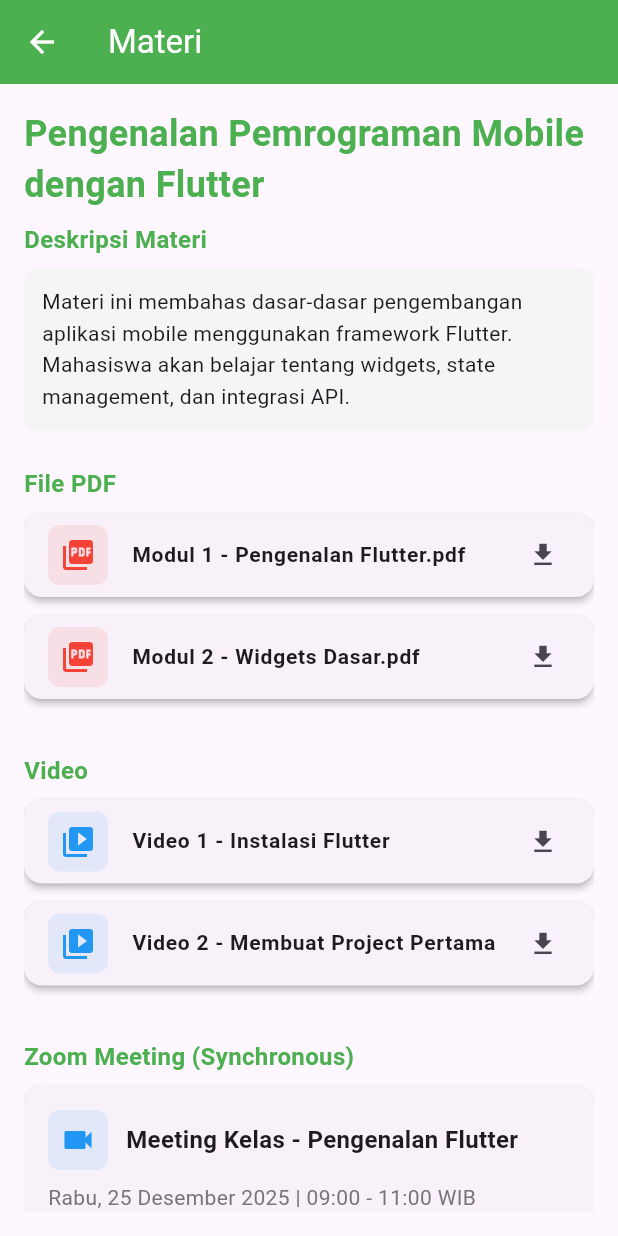
After one commit to ahmadsubhann/UAS, a Flutter app: the MateriPage screen opened directly, on a phone screen of 412 x 824 dp. The commit adds this screen. Run offline on Flutter 3.47's test engine with Material 3 defaults, Android fonts, the phone set to English and light mode, and no system bars.

Commit message:
menambahkan isi konten halaman materi

```diff
--- a/lib/pages/kelas_page.dart
+++ b/lib/pages/kelas_page.dart
@@ -1,4 +1,5 @@
 import 'package:flutter/material.dart';
+import 'package:lms_app/pages/materi_page.dart';
 
 class KelasPage extends StatelessWidget {
   const KelasPage({Key? key}) : super(key: key);
@@ -36,6 +37,14 @@ class KelasPage extends StatelessWidget {
                     '2025/2026',
                     85,
                     Colors.blue,
+                    () {
+                      Navigator.push(
+                        context,
+                        MaterialPageRoute(
+                          builder: (context) => const MateriPage(),
+                        ),
+                      );
+                    },
                   ),
                   _buildClassCard(
                     'Sistem Operasi',
@@ -45,6 +54,14 @@ class KelasPage extends StatelessWidget {
                     '2025/2026',
                     70,
                     Colors.green,
+                    () {
+                      Navigator.push(
+                        context,
+                        MaterialPageRoute(
+                          builder: (context) => const MateriPage(),
+                        ),
+                      );
+                    },
                   ),
                   _buildClassCard(
                     'Bahasa Inggris',
@@ -54,6 +71,14 @@ class KelasPage extends StatelessWidget {
                     '2025/2026',
                     90,
                     Colors.orange,
+                    () {
+                      Navigator.push(
+                        context,
+                        MaterialPageRoute(
+                          builder: (context) => const MateriPage(),
+                        ),
+                      );
+                    },
                   ),
                   _buildClassCard(
                     'Pemrograman Multimedia',
@@ -63,6 +88,14 @@ class KelasPage extends StatelessWidget {
                     '2025/2026',
                     60,
                     Colors.purple,
+                    () {
+                      Navigator.push(
+                        context,
+                        MaterialPageRoute(
+                          builder: (context) => const MateriPage(),
+                        ),
+                      );
+                    },
                   ),
                 ],
               ),
@@ -81,12 +114,15 @@ class KelasPage extends StatelessWidget {
     String academicYear,
     int progress,
     Color color,
+    VoidCallback onTap,
   ) {
     return Card(
       margin: const EdgeInsets.only(bottom: 16),
       elevation: 4,
       child: Padding(
         padding: const EdgeInsets.all(16.0),
+        child: GestureDetector(
+          onTap: onTap,
           child: Column(
             crossAxisAlignment: CrossAxisAlignment.start,
             children: [
@@ -113,7 +149,10 @@ class KelasPage extends StatelessWidget {
                     ),
                     child: Text(
                       '$progress%',
-                    style: TextStyle(fontWeight: FontWeight.bold, color: color),
+                      style: TextStyle(
+                        fontWeight: FontWeight.bold,
+                        color: color,
+                      ),
                     ),
                   ),
                 ],
@@ -160,6 +199,7 @@ class KelasPage extends StatelessWidget {
             ],
           ),
         ),
+      ),
     );
   }
 }
--- /dev/null
+++ b/lib/pages/materi_page.dart
@@ -0,0 +1,254 @@
+import 'package:flutter/material.dart';
+
+class MateriPage extends StatelessWidget {
+  const MateriPage({Key? key}) : super(key: key);
+
+  @override
+  Widget build(BuildContext context) {
+    return Scaffold(
+      appBar: AppBar(
+        title: const Text('Materi'),
+        backgroundColor: Colors.green,
+        foregroundColor: Colors.white,
+      ),
+      body: Padding(
+        padding: const EdgeInsets.all(16.0),
+        child: SingleChildScrollView(
+          child: Column(
+            crossAxisAlignment: CrossAxisAlignment.start,
+            children: [
+              // Judul materi
+              const Text(
+                'Pengenalan Pemrograman Mobile dengan Flutter',
+                style: TextStyle(
+                  fontSize: 24,
+                  fontWeight: FontWeight.bold,
+                  color: Colors.green,
+                ),
+              ),
+              const SizedBox(height: 8),
+
+              // Deskripsi materi
+              const Text(
+                'Deskripsi Materi',
+                style: TextStyle(
+                  fontSize: 16,
+                  fontWeight: FontWeight.w600,
+                  color: Colors.green,
+                ),
+              ),
+              const SizedBox(height: 8),
+              Container(
+                padding: const EdgeInsets.all(12.0),
+                decoration: BoxDecoration(
+                  color: Colors.grey[100],
+                  borderRadius: BorderRadius.circular(8),
+                ),
+                child: const Text(
+                  'Materi ini membahas dasar-dasar pengembangan aplikasi mobile menggunakan framework Flutter. Mahasiswa akan belajar tentang widgets, state management, dan integrasi API.',
+                  style: TextStyle(fontSize: 14, height: 1.5),
+                ),
+              ),
+              const SizedBox(height: 24),
+
+              // File PDF
+              const Text(
+                'File PDF',
+                style: TextStyle(
+                  fontSize: 16,
+                  fontWeight: FontWeight.w600,
+                  color: Colors.green,
+                ),
+              ),
+              const SizedBox(height: 8),
+              _buildResourceCard(
+                'Modul 1 - Pengenalan Flutter.pdf',
+                Icons.picture_as_pdf,
+                Colors.red,
+                () {
+                  // Aksi ketika PDF diklik
+                },
+              ),
+              _buildResourceCard(
+                'Modul 2 - Widgets Dasar.pdf',
+                Icons.picture_as_pdf,
+                Colors.red,
+                () {
+                  // Aksi ketika PDF diklik
+                },
+              ),
+              const SizedBox(height: 24),
+
+              // Video
+              const Text(
+                'Video',
+                style: TextStyle(
+                  fontSize: 16,
+                  fontWeight: FontWeight.w600,
+                  color: Colors.green,
+                ),
+              ),
+              const SizedBox(height: 8),
+              _buildResourceCard(
+                'Video 1 - Instalasi Flutter',
+                Icons.video_library,
+                Colors.blue,
+                () {
+                  // Aksi ketika video diklik
+                },
+              ),
+              _buildResourceCard(
+                'Video 2 - Membuat Project Pertama',
+                Icons.video_library,
+                Colors.blue,
+                () {
+                  // Aksi ketika video diklik
+                },
+              ),
+              const SizedBox(height: 24),
+
+              // Zoom Meeting
+              const Text(
+                'Zoom Meeting (Synchronous)',
+                style: TextStyle(
+                  fontSize: 16,
+                  fontWeight: FontWeight.w600,
+                  color: Colors.green,
+                ),
+              ),
+              const SizedBox(height: 8),
+              _buildZoomCard(
+                'Meeting Kelas - Pengenalan Flutter',
+                'Rabu, 25 Desember 2025 | 09:00 - 11:00 WIB',
+                'Meeting ID: 123 456 7890 | Passcode: lms123',
+              ),
+              const SizedBox(height: 24),
+
+              // Lampiran materi
+              const Text(
+                'Lampiran Materi',
+                style: TextStyle(
+                  fontSize: 16,
+                  fontWeight: FontWeight.w600,
+                  color: Colors.green,
+                ),
+              ),
+              const SizedBox(height: 8),
+              _buildResourceCard(
+                'Contoh Project Flutter.zip',
+                Icons.attach_file,
+                Colors.orange,
+                () {
+                  // Aksi ketika lampiran diklik
+                },
+              ),
+              _buildResourceCard(
+                'Slide Presentasi.pdf',
+                Icons.picture_as_pdf,
+                Colors.red,
+                () {
+                  // Aksi ketika lampiran diklik
+                },
+              ),
+            ],
+          ),
+        ),
+      ),
+    );
+  }
+
+  Widget _buildResourceCard(
+    String title,
+    IconData icon,
+    Color color,
+    VoidCallback onTap,
+  ) {
+    return Card(
+      margin: const EdgeInsets.only(bottom: 12),
+      elevation: 2,
+      child: ListTile(
+        leading: Container(
+          width: 40,
+          height: 40,
+          decoration: BoxDecoration(
+            color: color.withOpacity(0.1),
+            borderRadius: BorderRadius.circular(8),
+          ),
+          child: Icon(icon, color: color),
+        ),
+        title: Text(
+          title,
+          style: const TextStyle(fontSize: 14, fontWeight: FontWeight.w600),
+        ),
+        trailing: const Icon(Icons.download, size: 20),
+        onTap: onTap,
+      ),
+    );
+  }
+
+  Widget _buildZoomCard(String title, String time, String meetingInfo) {
+    return Card(
+      margin: const EdgeInsets.only(bottom: 12),
+      elevation: 2,
+      child: Padding(
+        padding: const EdgeInsets.all(16.0),
+        child: Column(
+          crossAxisAlignment: CrossAxisAlignment.start,
+          children: [
+            Row(
+              children: [
+                Container(
+                  width: 40,
+                  height: 40,
+                  decoration: BoxDecoration(
+                    color: Colors.blue.withOpacity(0.1),
+                    borderRadius: BorderRadius.circular(8),
+                  ),
+                  child: const Icon(Icons.videocam, color: Colors.blue),
+                ),
+                const SizedBox(width: 12),
+                Expanded(
+                  child: Text(
+                    title,
+                    style: const TextStyle(
+                      fontSize: 16,
+                      fontWeight: FontWeight.w600,
+                    ),
+                  ),
+                ),
+              ],
+            ),
+            const SizedBox(height: 8),
+            Text(time, style: TextStyle(fontSize: 14, color: Colors.grey[600])),
+            const SizedBox(height: 4),
+            Text(
+              meetingInfo,
+              style: TextStyle(fontSize: 12, color: Colors.grey[600]),
+            ),
+            const SizedBox(height: 12),
+            SizedBox(
+              width: double.infinity,
+              height: 40,
+              child: ElevatedButton(
+                onPressed: () {
+                  // Aksi ketika tombol join zoom diklik
+                },
+                style: ElevatedButton.styleFrom(
+                  backgroundColor: Colors.green,
+                  foregroundColor: Colors.white,
+                  shape: RoundedRectangleBorder(
+                    borderRadius: BorderRadius.circular(8),
+                  ),
+                ),
+                child: const Text(
+                  'Join Meeting',
+                  style: TextStyle(fontSize: 14, fontWeight: FontWeight.bold),
+                ),
+              ),
+            ),
+          ],
+        ),
+      ),
+    );
+  }
+}
```
Lines whose indentation alone changed are shown as unchanged.
